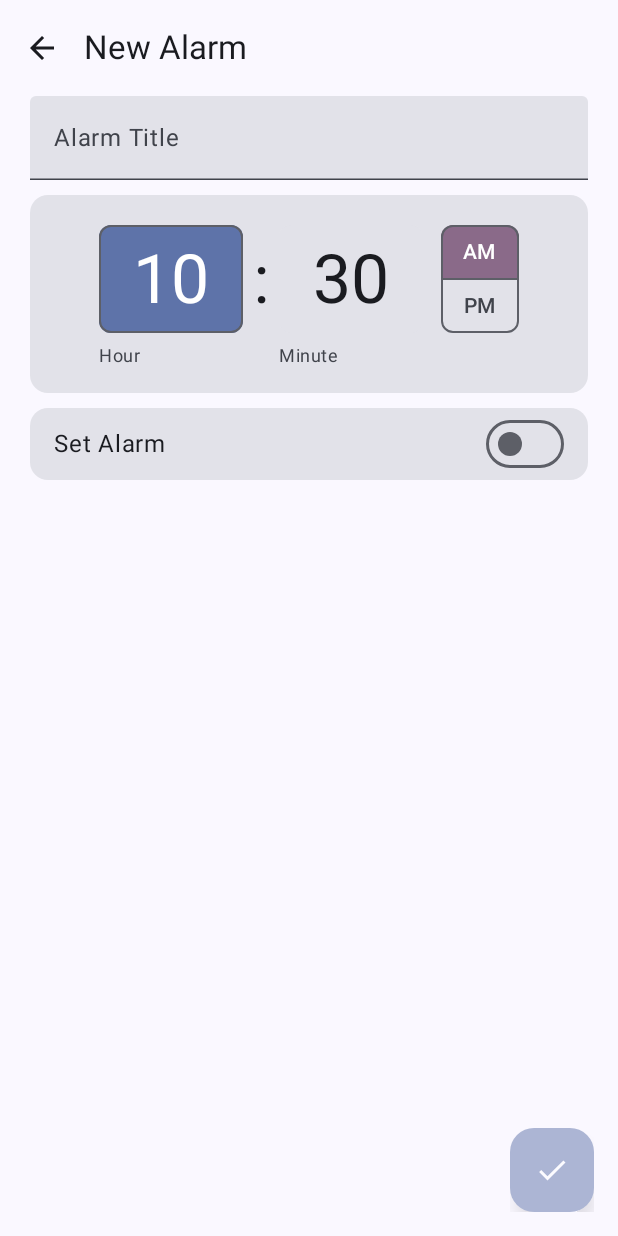
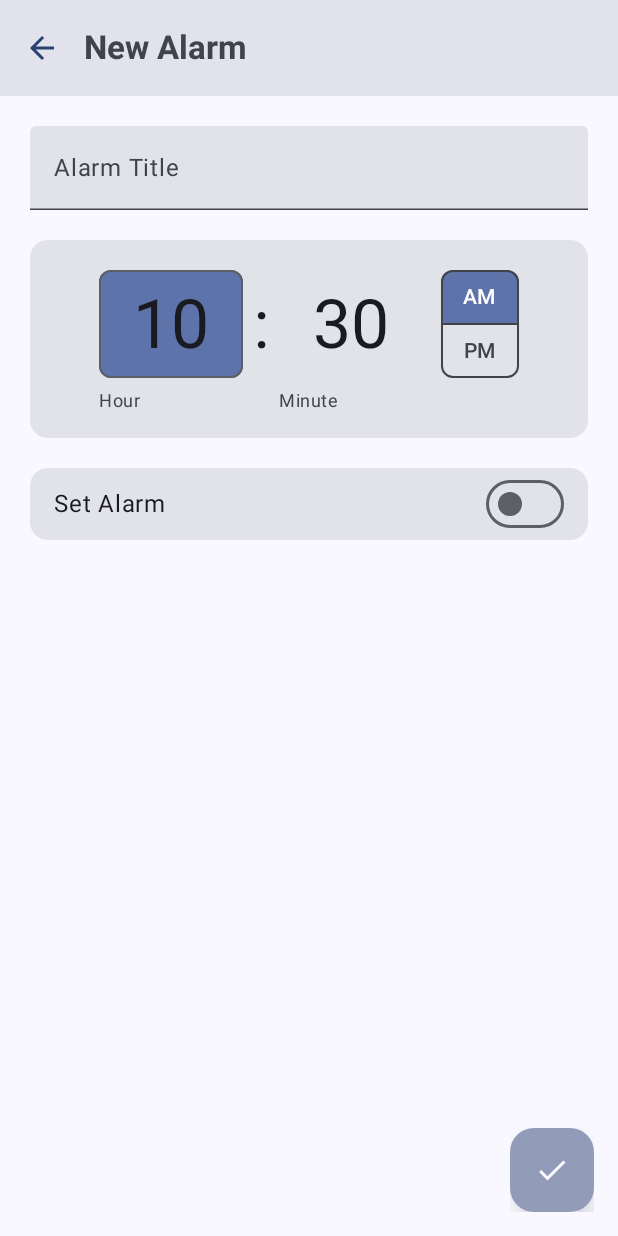
Before and after one commit to noahgiboney/puzzle-clock, an Android app built with Jetpack Compose: the screen it shows after launch (MainActivity), after a tap on "Create new alarm", on a phone screen of 412 x 824 dp. Run offline under Robolectric (Android 15) with nearby library versions, the phone set to English and light mode, and no system bars.

Commit message:
feat: improved theme

```diff
--- a/app/src/main/java/com/example/puzzleclock/ui/screens/AlarmsScreen.kt
+++ b/app/src/main/java/com/example/puzzleclock/ui/screens/AlarmsScreen.kt
@@ -10,13 +10,16 @@ import androidx.compose.foundation.layout.fillMaxWidth
 import androidx.compose.foundation.layout.padding
 import androidx.compose.foundation.lazy.LazyColumn
 import androidx.compose.foundation.lazy.items
+import androidx.compose.foundation.shape.RoundedCornerShape
 import androidx.compose.material.icons.Icons
 import androidx.compose.material.icons.filled.Add
 import androidx.compose.material.icons.filled.Delete
 import androidx.compose.material.icons.filled.Settings
 import androidx.compose.material3.Card
+import androidx.compose.material3.CardDefaults
 import androidx.compose.material3.ExperimentalMaterial3Api
 import androidx.compose.material3.FloatingActionButton
+import androidx.compose.material3.FloatingActionButtonDefaults
 import androidx.compose.material3.Icon
 import androidx.compose.material3.IconButton
 import androidx.compose.material3.MaterialTheme
@@ -30,6 +33,8 @@ import androidx.compose.runtime.collectAsState
 import androidx.compose.runtime.getValue
 import androidx.compose.ui.Alignment
 import androidx.compose.ui.Modifier
+import androidx.compose.ui.draw.clip
+import androidx.compose.ui.draw.shadow
 import androidx.compose.ui.platform.LocalContext
 import androidx.compose.ui.text.TextStyle
 import androidx.compose.ui.text.font.FontWeight
@@ -60,30 +65,37 @@ fun AlarmsScreen(
         topBar = {
             TopAppBar(
                 colors = topAppBarColors(
-                    containerColor = MaterialTheme.colorScheme.primaryContainer,
-                    titleContentColor = MaterialTheme.colorScheme.primary,
+                    containerColor = MaterialTheme.colorScheme.surfaceVariant,
+                    titleContentColor = MaterialTheme.colorScheme.onSurfaceVariant,
                 ),
                 title = {
                     Text(
-                        text = "Puzzle Clock"
+                        text = "Puzzle Clock",
+                        style = MaterialTheme.typography.titleLarge.copy(fontWeight = FontWeight.Bold)
                     )
                 },
                 actions = {
                     IconButton(onClick = { onNavigateToSettings() }) {
                         Icon(
                             imageVector = Icons.Filled.Settings,
-                            contentDescription = "Modify settings"
+                            contentDescription = "Modify settings",
+                            tint = MaterialTheme.colorScheme.primary
                         )
                     }
                 },
             )
         },
         floatingActionButton = {
-            FloatingActionButton(onClick = { onNavigateToEditAlarm() }) {
+            FloatingActionButton(
+                onClick = { onNavigateToEditAlarm() },
+                containerColor = MaterialTheme.colorScheme.primary,
+                elevation = FloatingActionButtonDefaults.elevation(defaultElevation = 8.dp)
+            ) {
                 Log.d("tag", "test")
                 Icon(
                     imageVector = Icons.Filled.Add,
-                    contentDescription = "Create new alarm"
+                    contentDescription = "Create new alarm",
+                    tint = MaterialTheme.colorScheme.onPrimary
                 )
             }
         }
@@ -149,6 +161,12 @@ fun AlarmCard(
         modifier = modifier
             .fillMaxWidth()
             .padding(10.dp)
+            .clip(RoundedCornerShape(16.dp))
+            .shadow(6.dp, RoundedCornerShape(16.dp)), // Soft elevation
+        colors = CardDefaults.cardColors(
+            containerColor = MaterialTheme.colorScheme.surfaceContainer,
+            contentColor = MaterialTheme.colorScheme.onSurface
+        )
     ) {
         Row(
             modifier = Modifier
@@ -161,8 +179,8 @@ fun AlarmCard(
                 modifier = Modifier
                     .padding(vertical = 14.dp)
             ) {
-                Text(alarm.title, fontSize = 18.sp)
-                Text(formattedTime)
+                Text(alarm.title, fontSize = 18.sp, style = MaterialTheme.typography.bodyLarge.copy(fontWeight = FontWeight.SemiBold))
+                Text(formattedTime, style = MaterialTheme.typography.labelLarge.copy(fontWeight = FontWeight.Normal))
             }
             Row(
                 horizontalArrangement = Arrangement.spacedBy(8.dp),
@@ -175,7 +193,8 @@ fun AlarmCard(
                 IconButton(onClick = { viewModel.deleteAlarm(alarm) }) {
                     Icon(
                         imageVector = Icons.Filled.Delete,
-                        contentDescription = "Delete alarm"
+                        contentDescription = "Delete alarm",
+                        tint = MaterialTheme.colorScheme.error
                     )
                 }
             }
--- a/app/src/main/java/com/example/puzzleclock/ui/screens/NewAlarmScreen.kt
+++ b/app/src/main/java/com/example/puzzleclock/ui/screens/NewAlarmScreen.kt
@@ -13,15 +13,19 @@ import androidx.compose.material.icons.filled.Check
 import androidx.compose.material3.Card
 import androidx.compose.material3.ExperimentalMaterial3Api
 import androidx.compose.material3.FloatingActionButton
+import androidx.compose.material3.FloatingActionButtonDefaults
 import androidx.compose.material3.Icon
 import androidx.compose.material3.IconButton
+import androidx.compose.material3.MaterialTheme
 import androidx.compose.material3.Scaffold
 import androidx.compose.material3.Switch
 import androidx.compose.material3.Text
 import androidx.compose.material3.TextField
 import androidx.compose.material3.TimeInput
+import androidx.compose.material3.TimePickerDefaults
 import androidx.compose.material3.TimePickerState
 import androidx.compose.material3.TopAppBar
+import androidx.compose.material3.TopAppBarDefaults.topAppBarColors
 import androidx.compose.material3.rememberTimePickerState
 import androidx.compose.runtime.Composable
 import androidx.compose.ui.Alignment
@@ -29,18 +33,15 @@ import androidx.compose.ui.Modifier
 import androidx.compose.ui.draw.alpha
 import androidx.compose.ui.platform.LocalContext
 import androidx.compose.ui.res.stringResource
-import androidx.compose.ui.tooling.preview.Preview
+import androidx.compose.ui.text.font.FontWeight
 import androidx.compose.ui.unit.dp
 import androidx.lifecycle.viewmodel.compose.viewModel
-import androidx.navigation.NavController
 import com.example.puzzleclock.R
 import com.example.puzzleclock.data.AlarmRepository
 import com.example.puzzleclock.data.Meridiem
 import com.example.puzzleclock.ui.viewModels.AlarmsViewModel
 import com.example.puzzleclock.ui.viewModels.AlarmsViewModelFactory
 import com.example.puzzleclock.ui.viewModels.NewAlarmViewModel
-import java.time.LocalTime
-import java.time.format.DateTimeFormatter
 import java.util.Calendar
 
 @OptIn(ExperimentalMaterial3Api::class)
@@ -69,12 +70,21 @@ fun NewAlarmScreen(
         modifier = Modifier.fillMaxSize(),
         topBar = {
             TopAppBar(
-                title = { Text("New Alarm") },
+                colors = topAppBarColors(
+                    containerColor = MaterialTheme.colorScheme.surfaceVariant,
+                    titleContentColor = MaterialTheme.colorScheme.onSurfaceVariant,
+                ),
+                title = {
+                    Text(
+                        text="New Alarm",
+                        style = MaterialTheme.typography.titleLarge.copy(fontWeight = FontWeight.Bold)
+                    )},
                 navigationIcon = {
                     IconButton(onClick = { onNavigateUp() }) {
                         Icon(
                             imageVector = Icons.AutoMirrored.Filled.ArrowBack,
-                            contentDescription = "Back"
+                            contentDescription = "Back",
+                            tint = MaterialTheme.colorScheme.primary
                         )
                     }
                 }
@@ -98,11 +108,14 @@ fun NewAlarmScreen(
                         onNavigateUp()
                     }
                 },
-                modifier = Modifier.alpha(if (isTitleValid) 1f else 0.5f)
+                modifier = Modifier.alpha(if (isTitleValid) 1f else 0.5f),
+                containerColor = MaterialTheme.colorScheme.primary,
+                elevation = FloatingActionButtonDefaults.elevation(defaultElevation = 8.dp)
             ) {
                 Icon(
                     imageVector = Icons.Filled.Check,
-                    contentDescription = "Add Alarm"
+                    contentDescription = "Add Alarm",
+                    tint = MaterialTheme.colorScheme.onPrimary
                 )
             }
         }
@@ -110,8 +123,9 @@ fun NewAlarmScreen(
         Column(
             modifier = Modifier
                 .padding(innerPadding)
-                .padding(horizontal = 20.dp),
-            verticalArrangement = Arrangement.spacedBy(10.dp)
+                .padding(horizontal = 20.dp)
+                .padding(vertical = 20.dp),
+            verticalArrangement = Arrangement.spacedBy(20.dp)
         ) {
             AlarmTitleInput(viewModel = viewModel)
             TimePicker(timePickerState)
@@ -135,7 +149,18 @@ fun TimePicker(timePickerState: TimePickerState, modifier: Modifier = Modifier)
             TimeInput(
                 modifier = modifier.padding(top = 20.dp),
                 state = timePickerState,
+                colors = TimePickerDefaults.colors(
+                    clockDialColor = MaterialTheme.colorScheme.surfaceVariant,
+                    clockDialSelectedContentColor = MaterialTheme.colorScheme.onSurface,
+                    clockDialUnselectedContentColor = MaterialTheme.colorScheme.onSurface,
+                    selectorColor = MaterialTheme.colorScheme.primary,
+                    containerColor = MaterialTheme.colorScheme.background,
+                    periodSelectorBorderColor = MaterialTheme.colorScheme.onSurfaceVariant,
+                    periodSelectorSelectedContainerColor = MaterialTheme.colorScheme.primaryContainer,
+                    timeSelectorSelectedContentColor = MaterialTheme.colorScheme.onSurface,
+                    timeSelectorUnselectedContentColor = MaterialTheme.colorScheme.onSurface
                 )
+            )
         }
     }
 }
--- a/app/src/main/java/com/example/puzzleclock/ui/screens/SettingsScreen.kt
+++ b/app/src/main/java/com/example/puzzleclock/ui/screens/SettingsScreen.kt
@@ -9,11 +9,14 @@ import androidx.compose.material3.Button
 import androidx.compose.material3.ExperimentalMaterial3Api
 import androidx.compose.material3.Icon
 import androidx.compose.material3.IconButton
+import androidx.compose.material3.MaterialTheme
 import androidx.compose.material3.Scaffold
 import androidx.compose.material3.Text
 import androidx.compose.material3.TopAppBar
+import androidx.compose.material3.TopAppBarDefaults.topAppBarColors
 import androidx.compose.runtime.Composable
 import androidx.compose.ui.Modifier
+import androidx.compose.ui.text.font.FontWeight
 import androidx.compose.ui.unit.dp
 
 @OptIn(ExperimentalMaterial3Api::class)
@@ -26,12 +29,21 @@ fun SettingsScreen(
     Scaffold(
         topBar = {
             TopAppBar(
-                title = { Text("Settings") },
+                colors = topAppBarColors(
+                    containerColor = MaterialTheme.colorScheme.surfaceVariant,
+                    titleContentColor = MaterialTheme.colorScheme.onSurfaceVariant,
+                ),
+                title = {
+                    Text(
+                        text="Settings",
+                        style = MaterialTheme.typography.titleLarge.copy(fontWeight = FontWeight.Bold)
+                    )},
                 navigationIcon =  {
                     IconButton(onClick = onNavigateUp ) {
                         Icon(
                             imageVector = Icons.AutoMirrored.Filled.ArrowBack,
-                            contentDescription = "Back"
+                            contentDescription = "Back",
+                            tint = MaterialTheme.colorScheme.primary
                         )
                     }
                 }
--- a/app/src/main/java/com/example/puzzleclock/ui/theme/Color.kt
+++ b/app/src/main/java/com/example/puzzleclock/ui/theme/Color.kt
@@ -2,10 +2,11 @@ package com.example.puzzleclock.ui.theme
 
 import androidx.compose.ui.graphics.Color
 
-val Purple80 = Color(0xFFD0BCFF)
-val PurpleGrey80 = Color(0xFFCCC2DC)
-val Pink80 = Color(0xFFEFB8C8)
+val Purple80 = Color(0xFF80C7FF)         // A light, vibrant blue
+val PurpleGrey80 = Color(0xFFB2C5D4)     // A soft, muted blue-grey
+val Pink80 = Color(0xFFB0D1F3)           // A soft pastel blue
 
-val Purple40 = Color(0xFF6650a4)
-val PurpleGrey40 = Color(0xFF625b71)
-val Pink40 = Color(0xFF7D5260)
+
+val Purple40 = Color(0xFF3878D6)         // A deeper, rich blue
+val PurpleGrey40 = Color(0xFF4A5A6E)     // A dark blue-grey
+val Pink40 = Color(0xFF3A4F69)           // A cool, dark blue accent
```
